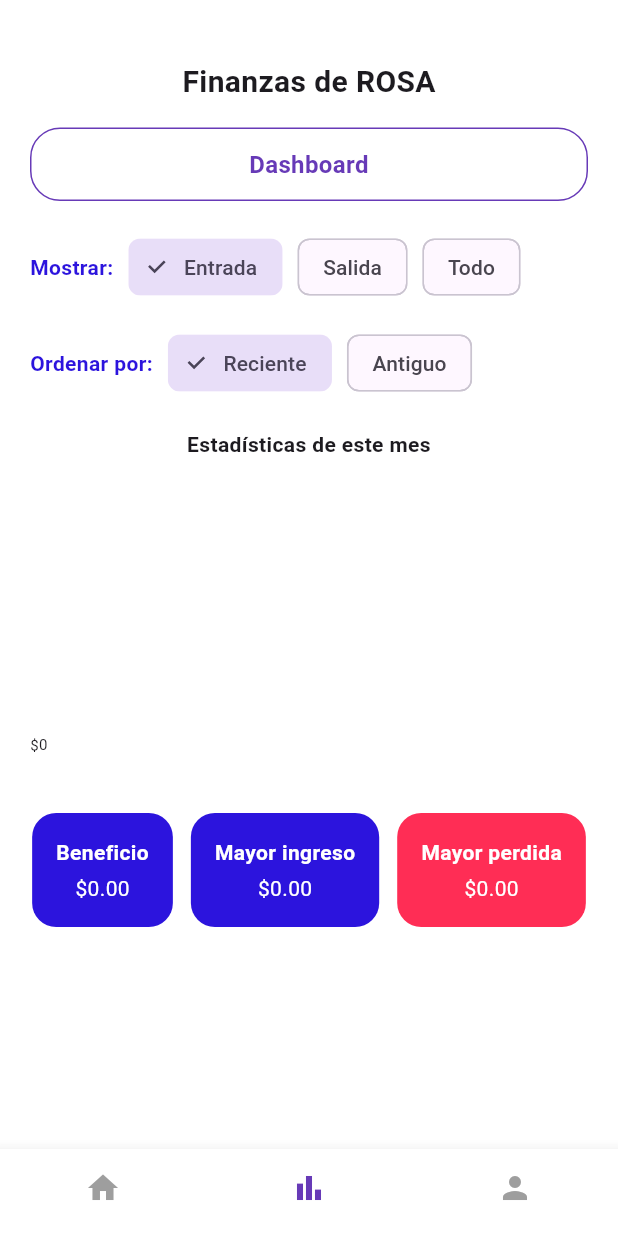
After one commit to FrankoATR/Grupo-10-DAM---ESIT-2025, a Flutter app: the screen it shows after launch, item 2 of the bottom bar chosen, after a tap on "Entrada", on a phone screen of 412 x 824 dp. The commit adds this screen. Run offline on Flutter 3.47's test engine with Material 3 defaults, Android fonts, the light colour scheme and no system bars; drawn by our look-alikes of fl_chart; our stand-ins replace shared_preferences.

Commit message:
:sparkles: add: dashboard screen. :recycle: update: implementation of calendar in transaction form.

```diff
--- a/balanzas_personales_dam/lib/main.dart
+++ b/balanzas_personales_dam/lib/main.dart
@@ -1,6 +1,5 @@
 import 'package:flutter/material.dart';
 import 'package:flutter_localizations/flutter_localizations.dart';
-import 'package:intl/intl.dart';
 import 'package:intl/date_symbol_data_local.dart';
 import 'screens/home_screen.dart';
 
--- /dev/null
+++ b/balanzas_personales_dam/lib/screens/dashboard_screen.dart
@@ -0,0 +1,376 @@
+import 'package:flutter/material.dart';
+import 'package:fl_chart/fl_chart.dart';
+import '../models/transaction.dart';
+import '../widgets/custom_bottom_nav_bar.dart';
+import 'home_screen.dart';
+import 'package:intl/intl.dart';
+
+class DashboardScreen extends StatefulWidget {
+  final List<Transaction> transactions;
+
+  DashboardScreen({required this.transactions});
+
+  @override
+  State<DashboardScreen> createState() => _DashboardScreenState();
+}
+
+class _DashboardScreenState extends State<DashboardScreen> {
+  String _filterType = 'Todo';
+  String _sortOrder = 'Reciente';
+  int _currentIndex = 1;
+
+  List<Transaction> get _filteredTransactions {
+    final now = DateTime.now();
+    return widget.transactions.where((tx) {
+        final sameMonth =
+            tx.date.month == now.month && tx.date.year == now.year;
+        if (!sameMonth) return false;
+
+        if (_filterType == 'Entrada') return tx.isIncome;
+        if (_filterType == 'Salida') return !tx.isIncome;
+        return true;
+      }).toList()
+      ..sort(
+        (a, b) =>
+            _sortOrder == 'Reciente'
+                ? b.date.compareTo(a.date)
+                : a.date.compareTo(b.date),
+      );
+  }
+
+  List<MapEntry<DateTime, double>> get _groupedDailyTotals {
+    final Map<DateTime, double> dailyTotals = {};
+
+    for (var tx in _filteredTransactions) {
+      final day = DateTime(tx.date.year, tx.date.month, tx.date.day);
+      final amount = tx.isIncome ? tx.amount : -tx.amount;
+      dailyTotals.update(day, (prev) => prev + amount, ifAbsent: () => amount);
+    }
+
+    final sortedEntries =
+        dailyTotals.entries.toList()..sort(
+          (a, b) =>
+              _sortOrder == 'Reciente'
+                  ? b.key.compareTo(a.key)
+                  : a.key.compareTo(b.key),
+        );
+
+    return sortedEntries;
+  }
+
+  double get _netTotal => _filteredTransactions.fold(
+    0,
+    (sum, tx) => tx.isIncome ? sum + tx.amount : sum - tx.amount,
+  );
+  double get _maxIncome => _filteredTransactions
+      .where((tx) => tx.isIncome)
+      .fold(0, (max, tx) => tx.amount > max ? tx.amount : max);
+  double get _maxLoss => _filteredTransactions
+      .where((tx) => !tx.isIncome)
+      .fold(0, (max, tx) => tx.amount > max ? tx.amount : max);
+
+  @override
+  Widget build(BuildContext context) {
+    return Scaffold(
+      backgroundColor: Colors.white,
+      body: Column(
+        crossAxisAlignment: CrossAxisAlignment.stretch,
+        children: [
+          const SizedBox(height: 40),
+          const Center(
+            child: Text(
+              'Finanzas de ROSA',
+              style: TextStyle(fontSize: 20, fontWeight: FontWeight.bold),
+            ),
+          ),
+          const SizedBox(height: 16),
+          Container(
+            width: double.infinity,
+            margin: const EdgeInsets.symmetric(horizontal: 20),
+            padding: const EdgeInsets.symmetric(horizontal: 20, vertical: 12),
+            decoration: BoxDecoration(
+              border: Border.all(color: Colors.deepPurple),
+              borderRadius: BorderRadius.circular(20),
+            ),
+            child: const Text(
+              'Dashboard',
+              textAlign: TextAlign.center,
+              style: TextStyle(
+                color: Colors.deepPurple,
+                fontWeight: FontWeight.bold,
+                fontSize: 16,
+              ),
+            ),
+          ),
+          const SizedBox(height: 20),
+
+          Padding(
+            padding: const EdgeInsets.symmetric(horizontal: 20),
+            child: Column(
+              crossAxisAlignment: CrossAxisAlignment.start,
+              children: [
+                Row(
+                  children: [
+                    const Text(
+                      'Mostrar:',
+                      style: TextStyle(
+                        color: Color(0xFF2C14DD),
+                        fontWeight: FontWeight.bold,
+                      ),
+                    ),
+                    const SizedBox(width: 10),
+                    Expanded(
+                      child: Wrap(
+                        spacing: 10,
+                        children: [
+                          FilterChip(
+                            label: const Text('Entrada'),
+                            selected: _filterType == 'Entrada',
+                            onSelected:
+                                (_) => setState(() => _filterType = 'Entrada'),
+                          ),
+                          FilterChip(
+                            label: const Text('Salida'),
+                            selected: _filterType == 'Salida',
+                            onSelected:
+                                (_) => setState(() => _filterType = 'Salida'),
+                          ),
+                          FilterChip(
+                            label: const Text('Todo'),
+                            selected: _filterType == 'Todo',
+                            onSelected:
+                                (_) => setState(() => _filterType = 'Todo'),
+                          ),
+                        ],
+                      ),
+                    ),
+                  ],
+                ),
+                const SizedBox(height: 16),
+                Row(
+                  children: [
+                    const Text(
+                      'Ordenar por:',
+                      style: TextStyle(
+                        color: Color(0xFF2C14DD),
+                        fontWeight: FontWeight.bold,
+                      ),
+                    ),
+                    const SizedBox(width: 10),
+                    Expanded(
+                      child: Wrap(
+                        spacing: 10,
+                        children: [
+                          ChoiceChip(
+                            label: const Text('Reciente'),
+                            selected: _sortOrder == 'Reciente',
+                            onSelected:
+                                (_) => setState(() => _sortOrder = 'Reciente'),
+                          ),
+                          ChoiceChip(
+                            label: const Text('Antiguo'),
+                            selected: _sortOrder == 'Antiguo',
+                            onSelected:
+                                (_) => setState(() => _sortOrder = 'Antiguo'),
+                          ),
+                        ],
+                      ),
+                    ),
+                  ],
+                ),
+              ],
+            ),
+          ),
+
+          const SizedBox(height: 20),
+
+          const Text(
+            'Estadísticas de este mes',
+            textAlign: TextAlign.center,
+            style: TextStyle(fontWeight: FontWeight.bold),
+          ),
+          const SizedBox(height: 12),
+
+          SingleChildScrollView(
+            scrollDirection: Axis.horizontal,
+            padding: const EdgeInsets.symmetric(horizontal: 20),
+            child: SizedBox(
+              width: MediaQuery.of(context).size.width - 40,
+              height: 200,
+              child: LineChart(
+                LineChartData(
+                  titlesData: FlTitlesData(
+                    show: true,
+                    bottomTitles: AxisTitles(
+                      sideTitles: SideTitles(
+                        showTitles: true,
+                        interval: 1,
+                        getTitlesWidget: (value, meta) {
+                          int index = value.toInt();
+                          if (index < 0 ||
+                              index >= _groupedDailyTotals.length) {
+                            return const SizedBox.shrink();
+                          }
+
+                          final date = _groupedDailyTotals[index].key;
+                          final formatted = DateFormat(
+                            'd MMM',
+                            'es',
+                          ).format(date);
+
+                          return SideTitleWidget(
+                            axisSide: meta.axisSide,
+                            space: 6,
+                            child: Text(
+                              formatted,
+                              style: const TextStyle(fontSize: 10),
+                            ),
+                          );
+                        },
+                      ),
+                    ),
+                    leftTitles: AxisTitles(
+                      sideTitles: SideTitles(
+                        showTitles: true,
+                        interval: 25,
+                        getTitlesWidget: (value, meta) {
+                          return Text(
+                            value >= 0
+                                ? '\$${value.toStringAsFixed(0)}'
+                                : '-\$${value.abs().toStringAsFixed(0)}',
+                            style: const TextStyle(fontSize: 10),
+                          );
+                        },
+                        reservedSize: 40,
+                      ),
+                    ),
+
+                    topTitles: AxisTitles(
+                      sideTitles: SideTitles(showTitles: false),
+                    ),
+                    rightTitles: AxisTitles(
+                      sideTitles: SideTitles(showTitles: false),
+                    ),
+                  ),
+                  borderData: FlBorderData(show: false),
+                  lineBarsData: [
+                    LineChartBarData(
+                      spots:
+                          _groupedDailyTotals
+                              .asMap()
+                              .entries
+                              .map(
+                                (e) => FlSpot(
+                                  e.key.toDouble(),
+                                  e.value.value,
+                                ),
+                              )
+                              .toList(),
+                      isCurved: true,
+                      color: Colors.black,
+                      barWidth: 2,
+                      dotData: FlDotData(
+                        show: true,
+                        getDotPainter: (spot, percent, barData, index) {
+                          final isPositive = spot.y >= 0;
+                          return FlDotCirclePainter(
+                            radius: 4,
+                            color:
+                                isPositive
+                                    ? Color(0xFF2C14DD)
+                                    : Color(0xFFFF2D55),
+                            strokeWidth: 1,
+                            strokeColor: Colors.white,
+                          );
+                        },
+                      ),
+                    ),
+                  ],
+                ),
+              ),
+            ),
+          ),
+
+          const SizedBox(height: 24),
+
+          Padding(
+            padding: const EdgeInsets.symmetric(horizontal: 20),
+            child: Wrap(
+              spacing: 12,
+              runSpacing: 12,
+              alignment: WrapAlignment.center,
+              children: [
+                _StatCard(
+                  label: "Beneficio",
+                  value: _netTotal,
+                  color: Color(0xFF2C14DD),
+                ),
+                _StatCard(
+                  label: "Mayor ingreso",
+                  value: _maxIncome,
+                  color: Color(0xFF2C14DD),
+                ),
+                _StatCard(
+                  label: "Mayor perdida",
+                  value: _maxLoss,
+                  color: Color(0xFFFF2D55),
+                ),
+              ],
+            ),
+          ),
+        ],
+      ),
+      bottomNavigationBar: CustomBottomNavBar(
+        currentIndex: _currentIndex,
+        onTap: (index) {
+          setState(() => _currentIndex = index);
+          if (index == 0) {
+            Navigator.pushReplacement(
+              context,
+              MaterialPageRoute(builder: (context) => HomeScreen()),
+            );
+          }
+        },
+      ),
+    );
+  }
+}
+
+class _StatCard extends StatelessWidget {
+  final String label;
+  final double value;
+  final Color color;
+
+  const _StatCard({
+    required this.label,
+    required this.value,
+    required this.color,
+  });
+
+  @override
+  Widget build(BuildContext context) {
+    return Container(
+      padding: const EdgeInsets.all(16),
+      decoration: BoxDecoration(
+        color: color,
+        borderRadius: BorderRadius.circular(16),
+      ),
+      child: Column(
+        children: [
+          Text(
+            label,
+            style: const TextStyle(
+              color: Colors.white,
+              fontWeight: FontWeight.bold,
+            ),
+          ),
+          const SizedBox(height: 4),
+          Text(
+            '\$${value.toStringAsFixed(2)}',
+            style: const TextStyle(color: Colors.white),
+          ),
+        ],
+      ),
+    );
+  }
+}
--- a/balanzas_personales_dam/lib/screens/home_screen.dart
+++ b/balanzas_personales_dam/lib/screens/home_screen.dart
@@ -5,6 +5,7 @@ import '../widgets/transaction_form.dart';
 import 'dart:convert';
 import 'package:shared_preferences/shared_preferences.dart';
 import '../widgets/custom_bottom_nav_bar.dart';
+import 'dashboard_screen.dart';
 
 class HomeScreen extends StatefulWidget {
   @override
@@ -50,6 +51,83 @@ class _HomeScreenState extends State<HomeScreen> {
       _userTransactions.removeWhere((tx) => tx.id == id);
     });
     _saveTransactions();
+  }
+
+  void _confirmDelete(String id) {
+    showDialog(
+      context: context,
+      builder: (ctx) {
+        return Dialog(
+          shape: RoundedRectangleBorder(
+            borderRadius: BorderRadius.circular(20),
+          ),
+          child: Padding(
+            padding: const EdgeInsets.symmetric(horizontal: 10, vertical: 50),
+            child: Column(
+              mainAxisSize: MainAxisSize.min,
+              children: [
+                const Text(
+                  'Eliminar dato',
+                  style: TextStyle(
+                    fontWeight: FontWeight.bold,
+                    color: Colors.black,
+                    fontSize: 16,
+                  ),
+                ),
+                const SizedBox(height: 16),
+                const Text(
+                  '¿Estás seguro de que deseas eliminar este dato?',
+                  textAlign: TextAlign.center,
+                ),
+                const SizedBox(height: 24),
+                Row(
+                  mainAxisAlignment: MainAxisAlignment.spaceEvenly,
+                  children: [
+                    ElevatedButton(
+                      onPressed: () {
+                        Navigator.of(ctx).pop();
+                        _deleteTransaction(id);
+                      },
+                      style: ElevatedButton.styleFrom(
+                        backgroundColor: Color(0xFF2C14DD),
+                        shape: RoundedRectangleBorder(
+                          borderRadius: BorderRadius.circular(12),
+                        ),
+                        padding: const EdgeInsets.symmetric(
+                          horizontal: 24,
+                          vertical: 24,
+                        ),
+                      ),
+                      child: const Text(
+                        'Aceptar',
+                        style: TextStyle(color: Colors.white),
+                      ),
+                    ),
+                    ElevatedButton(
+                      onPressed: () => Navigator.of(ctx).pop(),
+                      style: ElevatedButton.styleFrom(
+                        backgroundColor: Color(0xFFFF2D55),
+                        shape: RoundedRectangleBorder(
+                          borderRadius: BorderRadius.circular(12),
+                        ),
+                        padding: const EdgeInsets.symmetric(
+                          horizontal: 24,
+                          vertical: 24,
+                        ),
+                      ),
+                      child: const Text(
+                        'Cancelar',
+                        style: TextStyle(color: Colors.white),
+                      ),
+                    ),
+                  ],
+                ),
+              ],
+            ),
+          ),
+        );
+      },
+    );
   }
 
   void _openTransactionForm([Transaction? existingTransaction]) {
@@ -154,9 +232,7 @@ class _HomeScreenState extends State<HomeScreen> {
           const SizedBox(height: 16),
           Container(
             width: double.infinity,
-            margin: const EdgeInsets.symmetric(
-              horizontal: 20,
-            ),
+            margin: const EdgeInsets.symmetric(horizontal: 20),
             padding: const EdgeInsets.symmetric(horizontal: 20, vertical: 12),
             decoration: BoxDecoration(
               border: Border.all(color: Colors.deepPurple),
@@ -256,15 +332,46 @@ class _HomeScreenState extends State<HomeScreen> {
           ),
           const SizedBox(height: 20),
           Expanded(
-            child: TransactionList(
+            child:
+                filteredTransactions.isEmpty
+                    ? Column(
+                      mainAxisAlignment: MainAxisAlignment.center,
+                      children: [
+                        const Text(
+                          'Vaya, esto está algo vacío;\nagreguemos algunos datos...',
+                          textAlign: TextAlign.center,
+                          style: TextStyle(
+                            fontWeight: FontWeight.bold,
+                            fontSize: 16,
+                          ),
+                        ),
+                        const SizedBox(height: 20),
+                        FloatingActionButton(
+                          onPressed: () => _openTransactionForm(),
+                          backgroundColor: Color(0xFF007AFF),
+                          shape: RoundedRectangleBorder(
+                            borderRadius: BorderRadius.circular(20),
+                          ),
+                          child: const Icon(
+                            Icons.add,
+                            size: 32,
+                            color: Colors.white,
+                          ),
+                        ),
+                      ],
+                    )
+                    : TransactionList(
                       transactions: filteredTransactions,
-              onDelete: _deleteTransaction,
+                      onDelete: _confirmDelete,
                       onEdit: _openTransactionForm,
                     ),
           ),
         ],
       ),
-      floatingActionButton: Padding(
+      floatingActionButton:
+          _userTransactions.isEmpty
+              ? null
+              : Padding(
                 padding: const EdgeInsets.only(bottom: 16.0, right: 16.0),
                 child: SizedBox(
                   width: 70,
@@ -279,12 +386,24 @@ class _HomeScreenState extends State<HomeScreen> {
                   ),
                 ),
               ),
+
       bottomNavigationBar: CustomBottomNavBar(
         currentIndex: _currentIndex,
         onTap: (index) {
           setState(() {
             _currentIndex = index;
           });
+
+          if (index == 1) {
+            Navigator.push(
+              context,
+              MaterialPageRoute(
+                builder:
+                    (context) =>
+                        DashboardScreen(transactions: _userTransactions),
+              ),
+            );
+          }
         },
       ),
     );
--- a/balanzas_personales_dam/lib/widgets/transaction_form.dart
+++ b/balanzas_personales_dam/lib/widgets/transaction_form.dart
@@ -20,6 +20,7 @@ class _TransactionFormState extends State<TransactionForm> {
   final _titleController = TextEditingController();
   final _amountController = TextEditingController();
   String? _error;
+  DateTime _selectedDate = DateTime.now();
 
   @override
   void initState() {
@@ -27,6 +28,22 @@ class _TransactionFormState extends State<TransactionForm> {
     if (widget.existingTransaction != null) {
       _titleController.text = widget.existingTransaction!.title;
       _amountController.text = widget.existingTransaction!.amount.toString();
+      _selectedDate = widget.existingTransaction!.date;
+    }
+  }
+
+  Future<void> _pickDate() async {
+    final DateTime? picked = await showDatePicker(
+      context: context,
+      initialDate: _selectedDate,
+      firstDate: DateTime(2000),
+      lastDate: DateTime.now(),
+      locale: const Locale('es', 'ES'),
+    );
+    if (picked != null && picked != _selectedDate) {
+      setState(() {
+        _selectedDate = picked;
+      });
     }
   }
 
@@ -48,7 +65,7 @@ class _TransactionFormState extends State<TransactionForm> {
       title: enteredTitle,
       amount: enteredAmount.abs(),
       isIncome: isIncome,
-      date: DateTime.now(),
+      date: _selectedDate,
     );
 
     widget.onSubmit(newTransaction);
@@ -61,7 +78,7 @@ class _TransactionFormState extends State<TransactionForm> {
     final dateFormatted = DateFormat(
       "d 'de' MMMM yyyy",
       'es_ES',
-    ).format(DateTime.now());
+    ).format(_selectedDate);
 
     return Container(
       decoration: const BoxDecoration(
@@ -111,6 +128,9 @@ class _TransactionFormState extends State<TransactionForm> {
             ),
           ),
           const SizedBox(height: 8),
+          Row(
+            mainAxisAlignment: MainAxisAlignment.spaceBetween,
+            children: [
               Text.rich(
                 TextSpan(
                   text: 'Fecha de creación: ',
@@ -123,6 +143,16 @@ class _TransactionFormState extends State<TransactionForm> {
                   ],
                 ),
               ),
+              TextButton(
+                onPressed: _pickDate,
+                child: const Text(
+                  'Cambiar',
+                  style: TextStyle(color: Colors.deepPurple),
+                ),
+              ),
+            ],
+          ),
+
           if (_error != null) ...[
             const SizedBox(height: 6),
             Text(_error!, style: const TextStyle(color: Colors.red)),
--- a/balanzas_personales_dam/pubspec.yaml
+++ b/balanzas_personales_dam/pubspec.yaml
@@ -9,9 +9,11 @@ environment:
 dependencies:
   flutter:
     sdk: flutter
+  intl: ^0.18.1
   shared_preferences: ^2.2.2
   flutter_localizations:
     sdk: flutter
+  fl_chart: ^0.64.0
 
 dev_dependencies:
   flutter_test:
```
Also changed, not shown: balanzas_personales_dam/lib/widgets/transaction_list.dart (+15 -4 lines), balanzas_personales_dam/lib/screens/profile_screen.dart (added), balanzas_personales_dam/pubspec.lock. Lines whose indentation alone changed are shown as unchanged.
